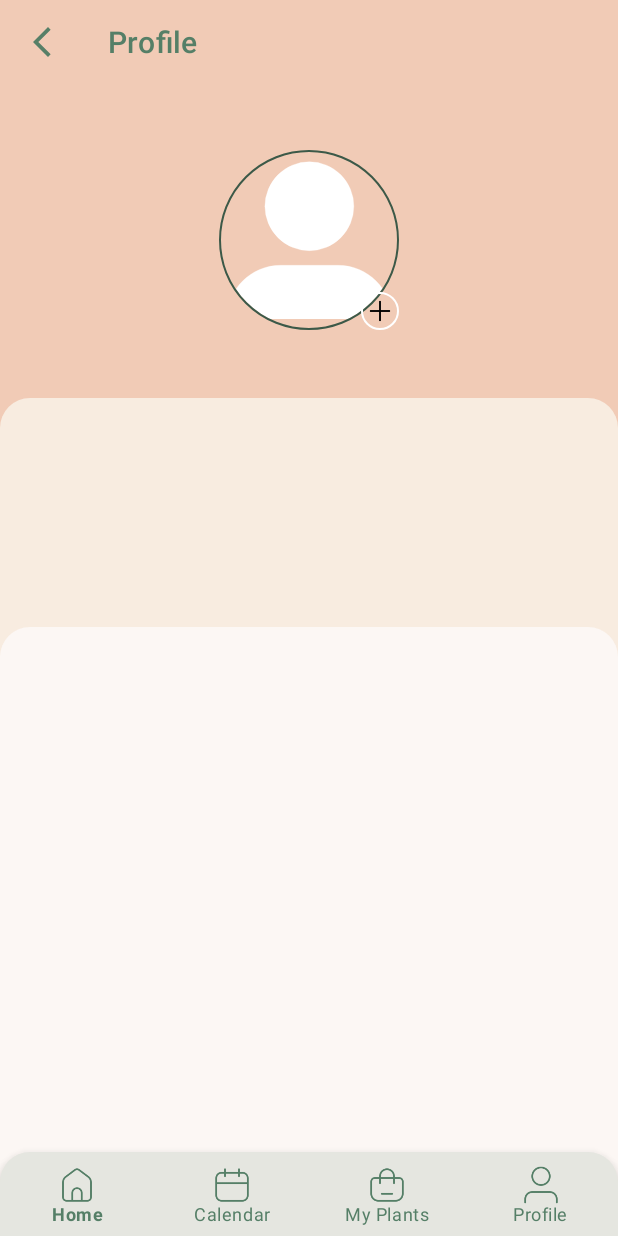
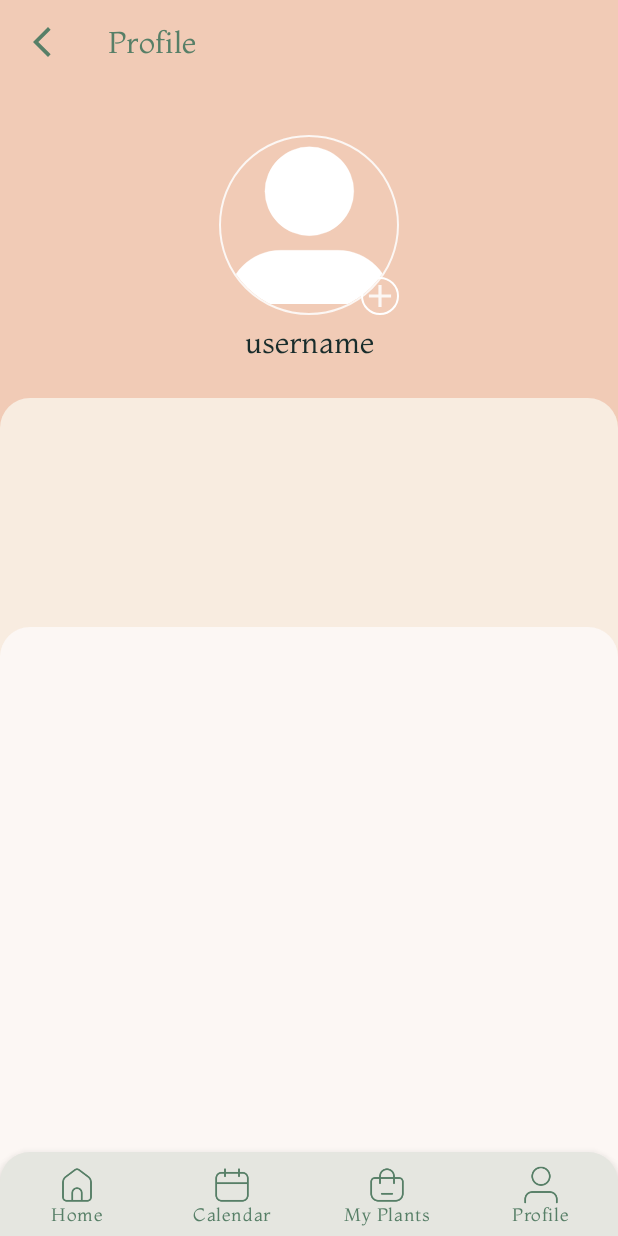
Before and after one commit to JhonatanNeves/appPlantery, an Android app: the screen it shows after launch (ProfileActivity), on a phone screen of 412 x 824 dp. Run offline under Robolectric (Android 15) with nearby library versions, the phone set to English and light mode, and no system bars; our stand-ins replace CircleImageView.

Commit message:
feat-profile-fragments

```diff
--- a/app/build.gradle
+++ b/app/build.gradle
@@ -43,6 +43,7 @@ dependencies {
     implementation 'androidx.constraintlayout:constraintlayout:2.1.4'
 
     implementation 'de.hdodenhof:circleimageview:3.1.0'
+    implementation 'androidx.core:core-splashscreen:1.0.0-alpha01'
 
     testImplementation 'junit:junit:4.13.2'
     androidTestImplementation 'androidx.test.ext:junit:1.1.5'
--- a/app/src/main/AndroidManifest.xml
+++ b/app/src/main/AndroidManifest.xml
@@ -13,7 +13,7 @@
         android:theme="@style/Theme.AppPlantery"
         tools:targetApi="31">
         <activity
-            android:name=".HomeActivity"
+            android:name=".home.view.HomeActivity"
             android:exported="false">
             <meta-data
                 android:name="android.app.lib_name"
--- a/app/src/main/java/com/example/appplantery/home/view/HomeActivity.kt
+++ b/app/src/main/java/com/example/appplantery/home/view/HomeActivity.kt
@@ -2,11 +2,13 @@ package com.example.appplantery.home.view
 
 import androidx.appcompat.app.AppCompatActivity
 import android.os.Bundle
+import androidx.core.splashscreen.SplashScreen.Companion.installSplashScreen
 import com.example.appplantery.R
 
 class HomeActivity : AppCompatActivity() {
     override fun onCreate(savedInstanceState: Bundle?) {
         super.onCreate(savedInstanceState)
+        installSplashScreen()
         setContentView(R.layout.activity_home)
     }
 }
--- /dev/null
+++ b/app/src/main/res/drawable/ic_baseline_add.xml
@@ -0,0 +1,5 @@
+<vector android:height="24dp" android:tint="#FCF7F4"
+    android:viewportHeight="24" android:viewportWidth="24"
+    android:width="24dp" xmlns:android="http://schemas.android.com/apk/res/android">
+    <path android:fillColor="@android:color/white" android:pathData="M19,13h-6v6h-2v-6H5v-2h6V5h2v6h6v2z"/>
+</vector>
--- a/app/src/main/res/layout/fragment_profile.xml
+++ b/app/src/main/res/layout/fragment_profile.xml
@@ -11,17 +11,17 @@
         android:id="@+id/profile_img_icon"
         android:src="@drawable/ic_insta_profile_thin"
         app:civ_circle_background_color="@color/green_darker"
-        app:civ_border_color="@color/green_darker"
+        app:civ_border_color="@color/gray_light"
         app:civ_border_width="1dp"
         app:layout_constraintTop_toTopOf="parent"
         app:layout_constraintStart_toStartOf="parent"
         app:layout_constraintEnd_toEndOf="parent"
-        android:layout_marginTop="100dp"
+        android:layout_marginTop="90dp"
         android:layout_width="120dp"
         android:layout_height="120dp"/>
 
     <de.hdodenhof.circleimageview.CircleImageView
-        android:src="@drawable/ic_plantery_add_profile"
+        android:src="@drawable/ic_baseline_add"
         app:civ_circle_background_color="@color/green_darker"
         app:civ_border_color="@color/white"
         app:civ_border_width="1dp"
@@ -30,4 +30,16 @@
         app:layout_constraintEnd_toEndOf="@id/profile_img_icon"
         app:layout_constraintBottom_toBottomOf="@id/profile_img_icon"/>
 
+    <TextView
+        android:id="@+id/profile_txt_user"
+        style="@style/Theme.AppPlantery.TextViewProfile"
+        android:text="@string/username"
+        android:layout_marginTop="5dp"
+        android:textSize="20sp"
+        android:textAlignment="center"
+        app:layout_constraintEnd_toEndOf="@id/profile_img_icon"
+        app:layout_constraintStart_toStartOf="@id/profile_img_icon"
+        app:layout_constraintTop_toBottomOf="@id/profile_img_icon"/>
+
+
 </androidx.constraintlayout.widget.ConstraintLayout>
--- a/app/src/main/res/layout/fragment_profile_list.xml
+++ b/app/src/main/res/layout/fragment_profile_list.xml
@@ -2,8 +2,20 @@
 <androidx.constraintlayout.widget.ConstraintLayout xmlns:android="http://schemas.android.com/apk/res/android"
     android:layout_width="match_parent"
     android:layout_height="match_parent"
+    android:id="@+id/container_profile_list"
     xmlns:tools="http://schemas.android.com/tools"
+    xmlns:app="http://schemas.android.com/apk/res-auto"
     android:background="@drawable/background_list_view"
     tools:showIn="@layout/activity_profile">
 
+    <androidx.recyclerview.widget.RecyclerView
+        android:id="@+id/profile_rv"
+        app:layout_constraintTop_toTopOf="@id/container_profile_list"
+        android:layout_marginVertical="30dp"
+        app:layout_constraintStart_toStartOf="parent"
+        app:layout_constraintEnd_toEndOf="parent"
+        app:layout_constraintBottom_toBottomOf="parent"
+        android:layout_width="match_parent"
+        android:layout_height="0dp"/>
+
 </androidx.constraintlayout.widget.ConstraintLayout>
--- /dev/null
+++ b/app/src/main/res/layout/item_profile_list_menu.xml
@@ -0,0 +1,6 @@
+<?xml version="1.0" encoding="utf-8"?>
+<androidx.constraintlayout.widget.ConstraintLayout xmlns:android="http://schemas.android.com/apk/res/android"
+             android:layout_width="match_parent"
+             android:layout_height="match_parent">
+
+</androidx.constraintlayout.widget.ConstraintLayout>
--- a/app/src/main/res/values/colors.xml
+++ b/app/src/main/res/values/colors.xml
@@ -4,7 +4,7 @@
     <color name="white">#FFFFFFFF</color>
 
     <color name="gray_border">#DBDBDB</color>
-    <color name="green_primary">#557F67</color>
+    <color name="green_primary">#577F67</color>
     <color name="green_darker">#3C5948</color>
     <color name="orange_dull">#F1CBB6</color>
     <color name="gray_light">#FCF7F4</color>
--- a/app/src/main/res/values/strings.xml
+++ b/app/src/main/res/values/strings.xml
@@ -47,4 +47,9 @@
     <string name="myplants">My Plants</string>
     <string name="profile">Profile</string>
     <string name="profile_title">Profile</string>
+    <string name="appnameplash">Plantery</string>
+    <string name="account">Account</string>
+    <string name="notification">Notification</string>
+    <string name="settings">Settings</string>
+    <string name="help"><![CDATA[Help & Supports]]></string>
 </resources>
--- a/app/src/main/res/values/styles.xml
+++ b/app/src/main/res/values/styles.xml
@@ -58,7 +58,12 @@
         <item name="android:layout_width">match_parent</item>
         <item name="android:layout_height">wrap_content</item>
         <item name="android:textColor">@color/blue_darker</item>
+    </style>
 
+    <style name="Theme.AppPlantery.TextViewProfile">
+        <item name="android:textColor">@color/blue_darker</item>
+        <item name="android:layout_width">0dp</item>
+        <item name="android:layout_height">wrap_content</item>
     </style>
 
 </resources>
--- a/app/src/main/res/values/themes.xml
+++ b/app/src/main/res/values/themes.xml
@@ -2,6 +2,7 @@
     <!-- Base application theme. -->
     <style name="Theme.AppPlantery" parent="Theme.MaterialComponents.Light.NoActionBar">
         <!-- Primary brand color. -->
+        <item name="fontFamily">@font/montaga</item>
         <item name="colorPrimary">@color/green_primary</item>
         <item name="colorPrimaryVariant">@color/green_darker</item>
         <item name="colorOnPrimary">@color/white</item>
```
Also changed, not shown: app/src/main/java/com/example/appplantery/splashscreen/view/SplashScreenActivity.kt (added, +24 -0 lines), app/src/main/res/drawable/bottom_border.xml (added, +12 -0 lines), app/src/main/res/layout/activity_splash_screen.xml (added, +32 -0 lines), app/src/main/res/menu/menu_profile_bottom_nav.xml (added, +21 -0 lines), app/src/main/res/drawable/plantery_splash_screen_logo.png (added), app/src/main/res/font/montaga.ttf (added).
